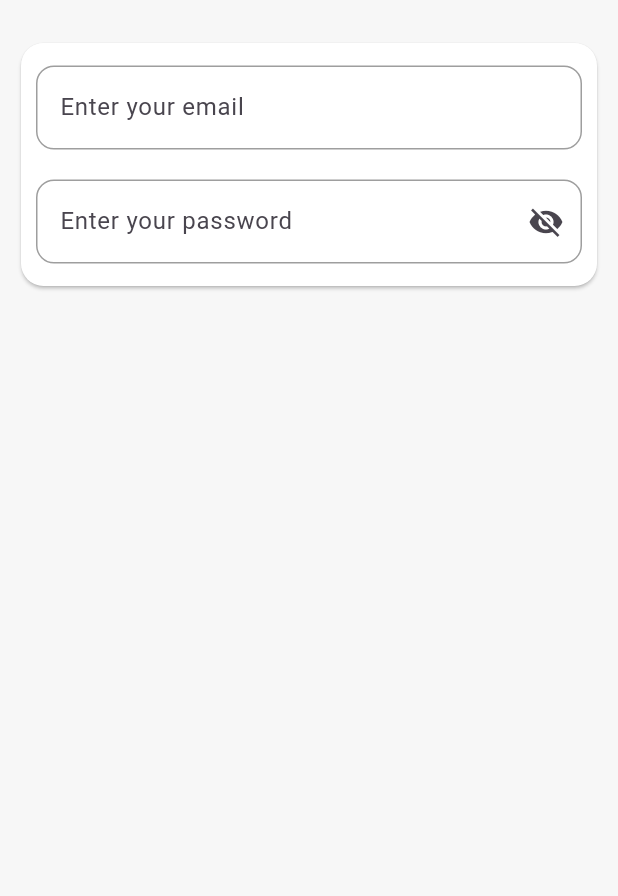
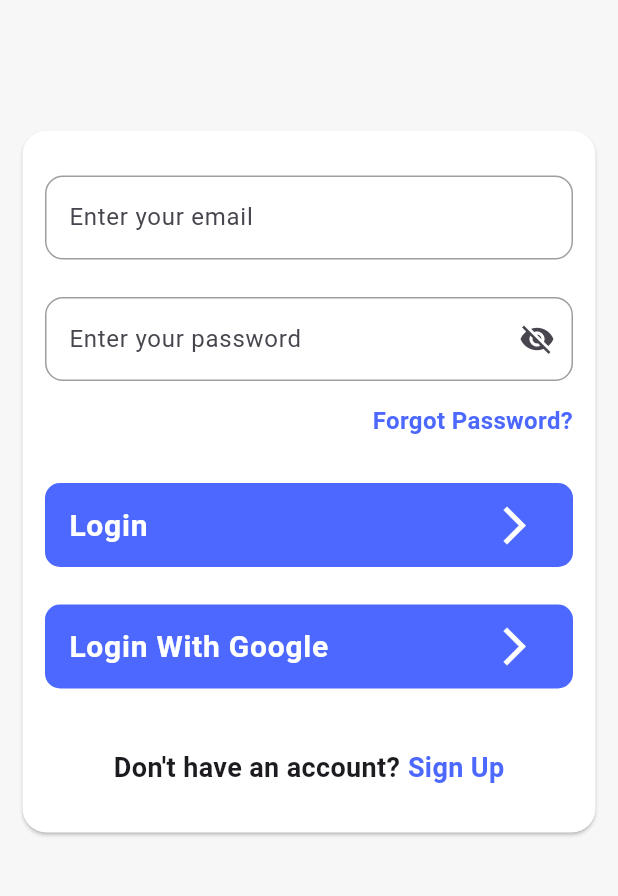
Before and after one commit to EngAhmed20/Supra-Cart, a Flutter app: the screen it shows after launch, on a phone screen of 412 x 824 dp, the part 119-1015 px from its top. Run offline on Flutter 3.47's test engine with Material 3 defaults, Android fonts, the phone set to English and light mode, and no system bars.

Commit message:
login view and forget pass ui

```diff
--- a/lib/core/helper_function/on_generate_route.dart
+++ b/lib/core/helper_function/on_generate_route.dart
@@ -1,4 +1,5 @@
 import 'package:flutter/material.dart';
+import 'package:supra_cart/features/auth/ui/forget_pass_view.dart';
 import 'package:supra_cart/features/auth/ui/login_view.dart';
 import 'package:supra_cart/features/splash/ui/splash_view.dart';
 
@@ -8,6 +9,8 @@ Route<dynamic> onGenerateRoute(RouteSettings settings){
       return MaterialPageRoute(builder: (_) => const SplashView());
     case LoginView.routeName:
       return MaterialPageRoute(builder: (_) => const LoginView());
+    case ForgetPassView.routeName:
+      return MaterialPageRoute(builder: (_) => const ForgetPassView());
 
 
     default:
--- a/lib/core/style/app_text_styles.dart
+++ b/lib/core/style/app_text_styles.dart
@@ -33,6 +33,10 @@ abstract class textStyle{
   static const TextStyle semiBold16=TextStyle(
     fontWeight:  FontWeight.w600,
     fontSize: 16,
+  );
+  static const TextStyle semiBold18=TextStyle(
+    fontWeight:  FontWeight.w600,
+    fontSize: 18,
   );
   static const TextStyle Bold28=TextStyle(
     fontWeight:  FontWeight.bold,
--- a/lib/features/auth/ui/login_view.dart
+++ b/lib/features/auth/ui/login_view.dart
@@ -10,7 +10,7 @@ class LoginView extends StatelessWidget {
     return Scaffold(
       body: SafeArea(
         child: Padding(
-          padding: const EdgeInsets.symmetric(horizontal: 10,vertical: 15),
+          padding: const EdgeInsets.symmetric(horizontal: 15,vertical: 15),
           child: LoginViewBody(),
         ),
       ),
--- /dev/null
+++ b/lib/features/auth/ui/widgets/login_button.dart
@@ -0,0 +1,35 @@
+import 'package:flutter/material.dart';
+
+import '../../../../core/style/app_colors.dart';
+import '../../../../core/style/app_text_styles.dart';
+
+class LoginButton extends StatelessWidget {
+  const LoginButton({
+    super.key,
+    required this.loginText, this.onTap,
+  });
+  final String loginText;
+  final void Function()? onTap;
+
+  @override
+  Widget build(BuildContext context) {
+    return ListTile(
+        title: Text(
+          loginText,
+          style: textStyle.Bold20.copyWith(
+            color: AppColors.kWhiteColor,
+          ),
+        ),
+        tileColor: AppColors.kPrimaryColor,
+        shape: RoundedRectangleBorder(
+          borderRadius: BorderRadius.circular(10),
+        ),
+        trailing: const Icon(
+          Icons.arrow_forward_ios,
+          color: AppColors.kWhiteColor,
+          size: 30,
+        ),
+        onTap: onTap
+    );
+  }
+}
--- a/lib/features/auth/ui/widgets/login_view_body.dart
+++ b/lib/features/auth/ui/widgets/login_view_body.dart
@@ -1,8 +1,10 @@
 import 'package:flutter/material.dart';
 import 'package:supra_cart/core/style/app_colors.dart';
 import 'package:supra_cart/core/widgets/custom_text_form.dart';
+import 'package:supra_cart/features/auth/ui/forget_pass_view.dart';
 
 import '../../../../core/style/app_text_styles.dart';
+import 'login_button.dart';
 
 class LoginViewBody extends StatefulWidget {
   const LoginViewBody({super.key});
@@ -23,15 +25,17 @@ class _LoginViewBodyState extends State<LoginViewBody> {
           style: textStyle.Bold24,
 
         ),
-        const SizedBox(height: 25,),
+        Spacer(flex: 1,),
         Card(
+          margin: EdgeInsets.zero,
           color: AppColors.kWhiteColor,
           shape: RoundedRectangleBorder(
-            borderRadius: BorderRadius.circular(15),
+            borderRadius: BorderRadius.circular(16),
           ),
           child: Padding(
-            padding: const EdgeInsets.symmetric(horizontal: 10, vertical: 15),
+            padding: const EdgeInsets.symmetric(horizontal: 15, vertical: 30),
             child: Column(
+              mainAxisAlignment: MainAxisAlignment.center,
               children: [
                 CustomTextFormField(hintText: 'Enter your email',
                   keyboardType: TextInputType.emailAddress,
@@ -42,7 +46,7 @@ class _LoginViewBodyState extends State<LoginViewBody> {
                     return null;
                   },
                 ),
-                const SizedBox(height: 20),
+                const SizedBox(height: 25),
                 CustomTextFormField(
                   hintText: 'Enter your password',
                   isPassword: true,
@@ -58,11 +62,55 @@ class _LoginViewBodyState extends State<LoginViewBody> {
                     return null;
                   },
                 ),
-
+                const SizedBox(height: 15,),
+                Align(
+                  alignment: Alignment.centerRight,
+                  child: InkWell(
+                    onTap: () {
+                      Navigator.pushNamed(context, ForgetPassView.routeName);
+                    },
+                    child: Text('Forgot Password?',
+                      style: textStyle.semiBold16.copyWith(
+                        color: AppColors.kPrimaryColor,
+                      ),
+                    ),
+                  ),
+                ),
+                const SizedBox(height: 30,),
+                LoginButton(loginText: 'Login',onTap: (){},),
+                const SizedBox(height: 25,),
+                LoginButton(loginText: 'Login With Google',onTap: (){},),
+                const SizedBox(height: 40,),
+                Row(
+                  mainAxisAlignment: MainAxisAlignment.center,
+                  children: [
+                    Text('Don\'t have an account?',
+                        style: textStyle.semiBold18
+                    ),
+                    const SizedBox(width: 5,),
+                    InkWell(
+                      onTap: () {
+                        // Handle navigation to sign up
+                      },
+                      child: InkWell(
+                        child: Text('Sign Up',
+                          style: textStyle.semiBold18.copyWith(
+                            color: AppColors.kPrimaryColor,
+                          ),
+                        ),
+                      ),
+                    ),
+                  ],
+                ),
               ],
             ),
           ),
-        )
+        ),
+
+
+
+        Spacer(flex: 2,),
+
       ],
 
     );
```
Also changed, not shown: lib/features/auth/ui/forget_pass_view.dart (added, +49 -0 lines), lib/features/auth/ui/widgets/custom_text_button.dart (added, +39 -0 lines).
